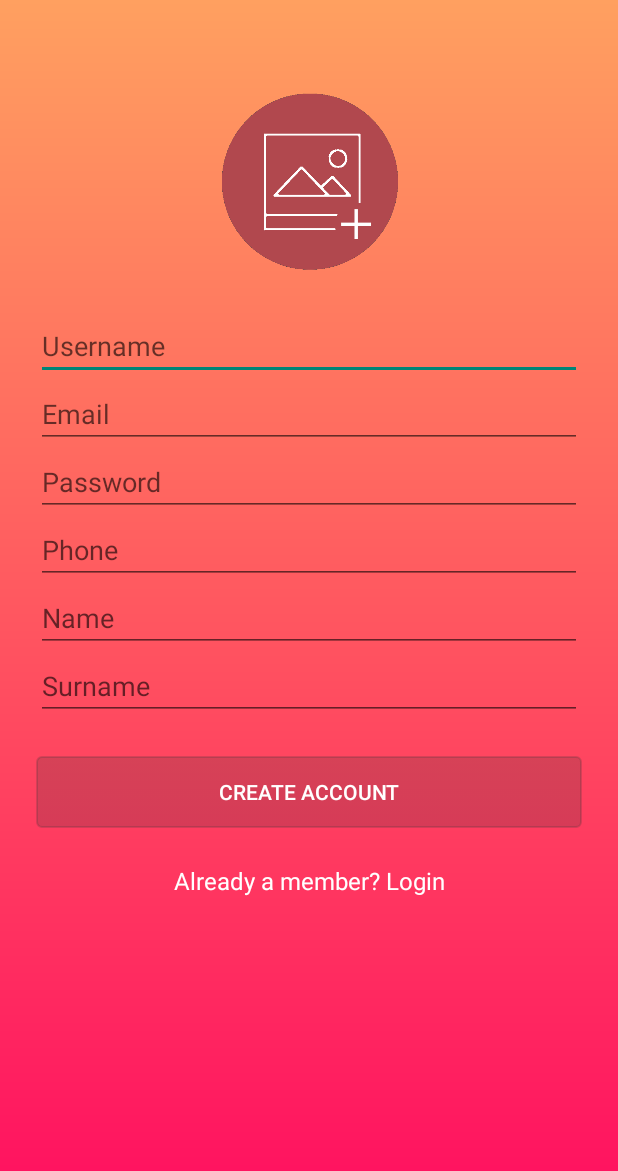
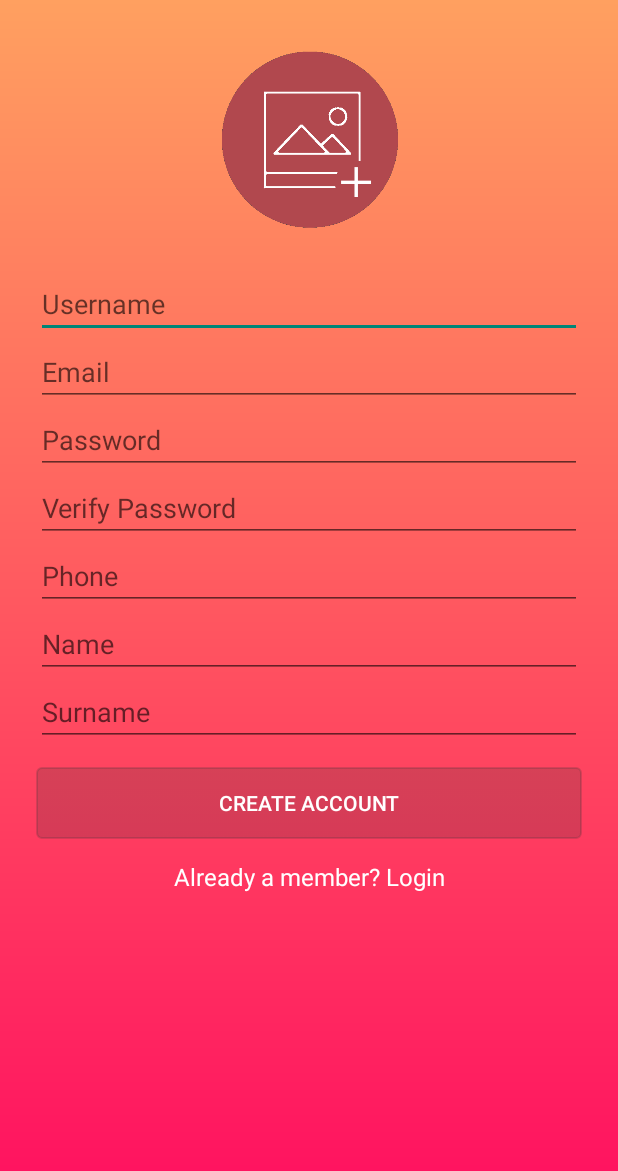
Before and after one commit to daniel-sparemblek/festivizer, an Android app: the SignupActivity screen opened directly, with no data from a screen before it, on a phone screen of 412 x 824 dp. Shown: the top 1171 px of the screen. Run offline under Robolectric (Android 15) with nearby library versions, the phone set to English and light mode, and no system bars; network calls fail.

Commit message:
Login - email or username; Signup - verify password added; SignupActivity - Well done! Please LOGIN

```diff
--- a/OrganizationOfTheFestival/app/src/main/java/com/hfad/organizationofthefestival/SignupActivity.java
+++ b/OrganizationOfTheFestival/app/src/main/java/com/hfad/organizationofthefestival/SignupActivity.java
@@ -134,7 +134,7 @@ public class SignupActivity extends AppCompatActivity implements Connector.Serve
             Context context;
             Toast toast;
             context = getApplicationContext();
-            CharSequence message = "Well done! Please register";
+            CharSequence message = "Well done! Please login";
             int duration = Toast.LENGTH_SHORT;
             toast = Toast.makeText(context, message, duration);
             toast.show();
--- a/OrganizationOfTheFestival/app/src/main/res/layout/activity_signup.xml
+++ b/OrganizationOfTheFestival/app/src/main/res/layout/activity_signup.xml
@@ -10,10 +10,11 @@
         android:orientation="vertical"
         android:layout_width="match_parent"
         android:layout_height="wrap_content"
-        android:paddingTop="56dp"
+        android:paddingTop="28dp"
         android:paddingLeft="24dp"
         android:paddingRight="24dp">
 
+        <!--  Profile picture -->
         <ImageView
             android:id="@+id/profile_picture"
             android:layout_width="wrap_content"
@@ -22,12 +23,13 @@
             android:layout_marginBottom="24dp"
             android:src="@drawable/default_profile_picture" />
 
-        <!--  Name Label -->
-        <EditText android:id="@+id/input_username"
+        <!--  Username Label -->
+        <EditText
+            android:id="@+id/input_username"
             android:layout_width="match_parent"
             android:layout_height="wrap_content"
-            android:inputType="textCapWords"
-            android:hint="Username" />
+            android:hint="Username"
+            android:inputType="textCapWords" />
 
         <!-- Email Label -->
         <EditText android:id="@+id/input_email"
@@ -43,21 +45,29 @@
             android:inputType="textPassword"
             android:hint="Password"/>
 
-        <!-- Email Label -->
+        <!-- Verify Password Label -->
+        <EditText
+            android:id="@+id/verify_password"
+            android:layout_width="match_parent"
+            android:layout_height="wrap_content"
+            android:hint="Verify Password"
+            android:inputType="textPassword" />
+
+        <!-- Phone Label -->
         <EditText android:id="@+id/input_phone"
             android:layout_width="match_parent"
             android:layout_height="wrap_content"
             android:inputType="phone"
             android:hint="Phone" />
 
-        <!-- Email Label -->
+        <!-- Name Label -->
         <EditText android:id="@+id/input_name"
             android:layout_width="match_parent"
             android:layout_height="wrap_content"
             android:inputType="textEmailAddress"
             android:hint="Name" />
 
-        <!-- Email Label -->
+        <!-- Surname Label -->
         <EditText android:id="@+id/input_surname"
             android:layout_width="match_parent"
             android:layout_height="wrap_content"
@@ -69,13 +79,14 @@
             android:id="@+id/btn_signup"
             android:layout_width="fill_parent"
             android:layout_height="wrap_content"
-            android:layout_marginTop="24dp"
-            android:layout_marginBottom="24dp"
+            android:layout_marginTop="14dp"
+            android:layout_marginBottom="14dp"
             android:padding="12dp"
             android:text="Create Account"
             android:background="@drawable/signup_button"
             android:textColor="#FFFFFF"/>
 
+        <!-- Login Button -->
         <TextView android:id="@+id/link_login"
             android:layout_width="fill_parent"
             android:layout_height="wrap_content"
```
Also changed, not shown: OrganizationOfTheFestival/app/src/main/res/layout/activity_login.xml (+14 -10 lines).
